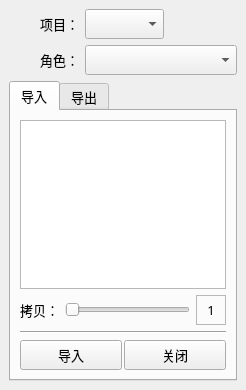
lonegather/Barbarian, file commons/ui/motionLib.ui: the form before one commit.
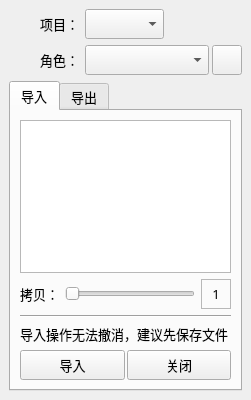
The form after the commit. Icons and pictures are not drawn.

```diff
--- a/commons/ui/motionLib.ui
+++ b/commons/ui/motionLib.ui
@@ -6,14 +6,14 @@
    <rect>
     <x>0</x>
     <y>0</y>
-    <width>246</width>
-    <height>390</height>
+    <width>251</width>
+    <height>400</height>
    </rect>
   </property>
   <property name="minimumSize">
    <size>
     <width>0</width>
-    <height>390</height>
+    <height>400</height>
    </size>
   </property>
   <property name="font">
@@ -102,6 +102,11 @@
        </widget>
       </item>
       <item row="1" column="1">
+       <layout class="QHBoxLayout" name="horizontalLayout_4">
+        <property name="spacing">
+         <number>3</number>
+        </property>
+        <item>
        <widget class="QComboBox" name="motionLibCBCharactor">
         <property name="sizePolicy">
          <sizepolicy hsizetype="Expanding" vsizetype="Fixed">
@@ -111,11 +116,48 @@
         </property>
         <property name="minimumSize">
          <size>
-          <width>150</width>
+            <width>120</width>
           <height>30</height>
          </size>
         </property>
        </widget>
+        </item>
+        <item>
+         <widget class="QPushButton" name="motionLibBtnRefresh">
+          <property name="sizePolicy">
+           <sizepolicy hsizetype="Fixed" vsizetype="Fixed">
+            <horstretch>0</horstretch>
+            <verstretch>0</verstretch>
+           </sizepolicy>
+          </property>
+          <property name="minimumSize">
+           <size>
+            <width>30</width>
+            <height>30</height>
+           </size>
+          </property>
+          <property name="maximumSize">
+           <size>
+            <width>30</width>
+            <height>30</height>
+           </size>
+          </property>
+          <property name="text">
+           <string/>
+          </property>
+          <property name="icon">
+           <iconset>
+            <normaloff>../icons/refresh.png</normaloff>../icons/refresh.png</iconset>
+          </property>
+          <property name="iconSize">
+           <size>
+            <width>20</width>
+            <height>20</height>
+           </size>
+          </property>
+         </widget>
+        </item>
+       </layout>
       </item>
      </layout>
     </item>
@@ -134,7 +176,7 @@
        <attribute name="title">
         <string>导入</string>
        </attribute>
-       <layout class="QVBoxLayout" name="verticalLayout" stretch="1,0,0,0">
+       <layout class="QVBoxLayout" name="verticalLayout" stretch="1,0,0,0,0">
         <item>
          <widget class="QListWidget" name="motionLibLVImport">
           <property name="font">
@@ -238,6 +280,19 @@
           </property>
          </widget>
         </item>
+        <item>
+         <widget class="QLabel" name="motionLibLWarning">
+          <property name="font">
+           <font>
+            <family>微软雅黑</family>
+            <pointsize>10</pointsize>
+           </font>
+          </property>
+          <property name="text">
+           <string>导入操作无法撤消，建议先保存文件</string>
+          </property>
+         </widget>
+        </item>
         <item>
          <layout class="QHBoxLayout" name="horizontalLayout">
           <property name="spacing">
```
Lines whose indentation alone changed are shown as unchanged.
